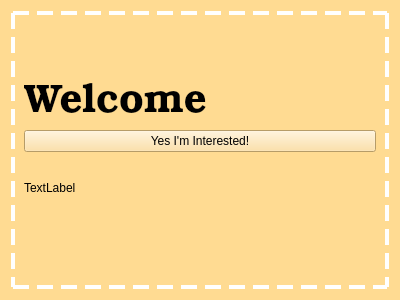
This is playergreeting.ui in zxjorge/EDApp as Qt 5 draws it before an edit. The edited form follows.
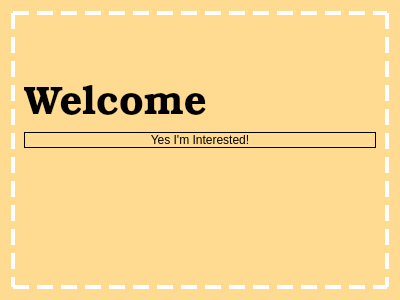
This is the edited form.

```diff
--- a/playergreeting.ui
+++ b/playergreeting.ui
@@ -62,6 +62,11 @@
       </item>
       <item>
        <widget class="QPushButton" name="pushButton">
+        <property name="styleSheet">
+         <string notr="true">font: 300 14pt &quot;Bookman Old Style&quot;;
+background-color: transparent;
+border: 1px solid black;</string>
+        </property>
         <property name="text">
          <string>Yes I'm Interested!</string>
         </property>
@@ -76,7 +81,10 @@
          </sizepolicy>
         </property>
         <property name="text">
-         <string>TextLabel</string>
+         <string/>
+        </property>
+        <property name="scaledContents">
+         <bool>true</bool>
         </property>
        </widget>
       </item>
```
